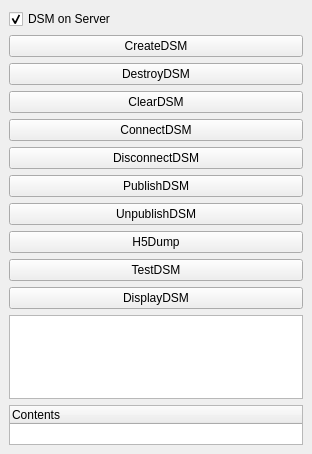
Old version of the form pqDSMViewerPanel.ui in the repository soumagne/icarus.
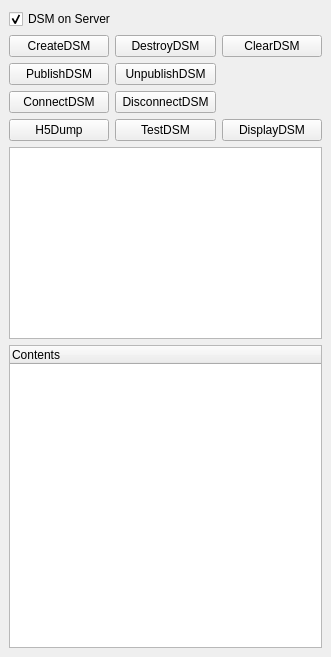
New version of the form. Custom widgets are drawn as their Qt base class.

Commit message: make gui a bit smaller

```diff
--- a/pqDSMViewerPanel.ui
+++ b/pqDSMViewerPanel.ui
@@ -1,27 +1,19 @@
 <ui version="4.0" >
  <class>DSMViewerPanel</class>
- <widget class="QDockWidget" name="DSMViewerPanel" >
-  <property name="geometry" >
+ <widget class="QDockWidget" name="DSMViewerPanel">
+  <property name="geometry">
    <rect>
     <x>0</x>
     <y>0</y>
-    <width>312</width>
-    <height>454</height>
+    <width>331</width>
+    <height>657</height>
    </rect>
   </property>
   <property name="windowTitle" >
    <string>DSMViewerPanel</string>
   </property>
-  <widget class="QWidget" name="dockWidgetContents" >
-   <property name="geometry" >
-    <rect>
-     <x>0</x>
-     <y>22</y>
-     <width>312</width>
-     <height>432</height>
-    </rect>
-   </property>
-   <layout class="QVBoxLayout" name="verticalLayout" >
+  <widget class="QWidget" name="dockWidgetContents">
+   <layout class="QVBoxLayout" name="verticalLayout">
     <item>
      <widget class="QCheckBox" name="a1" >
       <property name="text" >
@@ -33,75 +25,79 @@
      </widget>
     </item>
     <item>
-     <widget class="QPushButton" name="CreateDSM" >
-      <property name="text" >
+     <layout class="QGridLayout" name="gridLayout">
+      <item row="0" column="0">
+       <widget class="QPushButton" name="CreateDSM">
+        <property name="text">
        <string>CreateDSM</string>
       </property>
      </widget>
     </item>
-    <item>
-     <widget class="QPushButton" name="DestroyDSM" >
-      <property name="text" >
+      <item row="0" column="1">
+       <widget class="QPushButton" name="DestroyDSM">
+        <property name="text">
        <string>DestroyDSM</string>
       </property>
      </widget>
     </item>
-    <item>
-     <widget class="QPushButton" name="ClearDSM" >
-      <property name="text" >
+      <item row="0" column="2">
+       <widget class="QPushButton" name="ClearDSM">
+        <property name="text">
        <string>ClearDSM</string>
       </property>
      </widget>
     </item>
-    <item>
-     <widget class="QPushButton" name="ConnectDSM" >
-      <property name="text" >
-       <string>ConnectDSM</string>
-      </property>
-     </widget>
-    </item>
-    <item>
-     <widget class="QPushButton" name="DisconnectDSM" >
-      <property name="text" >
-       <string>DisconnectDSM</string>
-      </property>
-     </widget>
-    </item>
-    <item>
-     <widget class="QPushButton" name="PublishDSM" >
-      <property name="text" >
+      <item row="1" column="0">
+       <widget class="QPushButton" name="PublishDSM">
+        <property name="text">
        <string>PublishDSM</string>
       </property>
      </widget>
     </item>
-    <item>
-     <widget class="QPushButton" name="UnpublishDSM" >
-      <property name="text" >
+      <item row="1" column="1">
+       <widget class="QPushButton" name="UnpublishDSM">
+        <property name="text">
        <string>UnpublishDSM</string>
       </property>
      </widget>
     </item>
-    <item>
-     <widget class="QPushButton" name="H5Dump" >
-      <property name="text" >
+      <item row="2" column="0">
+       <widget class="QPushButton" name="ConnectDSM">
+        <property name="text">
+         <string>ConnectDSM</string>
+        </property>
+       </widget>
+      </item>
+      <item row="2" column="1">
+       <widget class="QPushButton" name="DisconnectDSM">
+        <property name="text">
+         <string>DisconnectDSM</string>
+        </property>
+       </widget>
+      </item>
+      <item row="3" column="0">
+       <widget class="QPushButton" name="H5Dump">
+        <property name="text">
        <string>H5Dump</string>
       </property>
      </widget>
     </item>
-    <item>
-     <widget class="QPushButton" name="TestDSM" >
-      <property name="text" >
+      <item row="3" column="1">
+       <widget class="QPushButton" name="TestDSM">
+        <property name="text">
        <string>TestDSM</string>
       </property>
      </widget>
     </item>
-    <item>
-     <widget class="QPushButton" name="DisplayDSM" >
-      <property name="text" >
+      <item row="3" column="2">
+       <widget class="QPushButton" name="DisplayDSM">
+        <property name="text">
        <string>DisplayDSM</string>
       </property>
      </widget>
-    </item>    
+      </item>
+     </layout>
+    </item>
     <item>
      <widget class="QTextEdit" name="TextOutput" />
     </item>
```
Left out of the diff: 25 changed lines with no effect on the pictures. Lines whose indentation alone changed are shown as unchanged.
